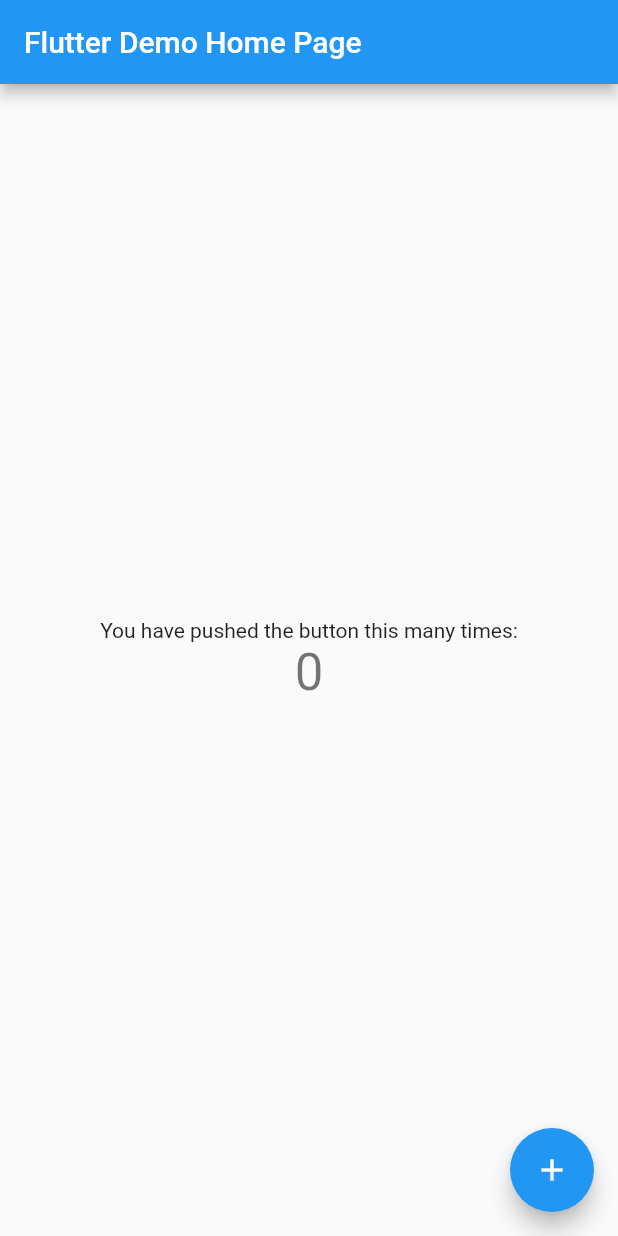
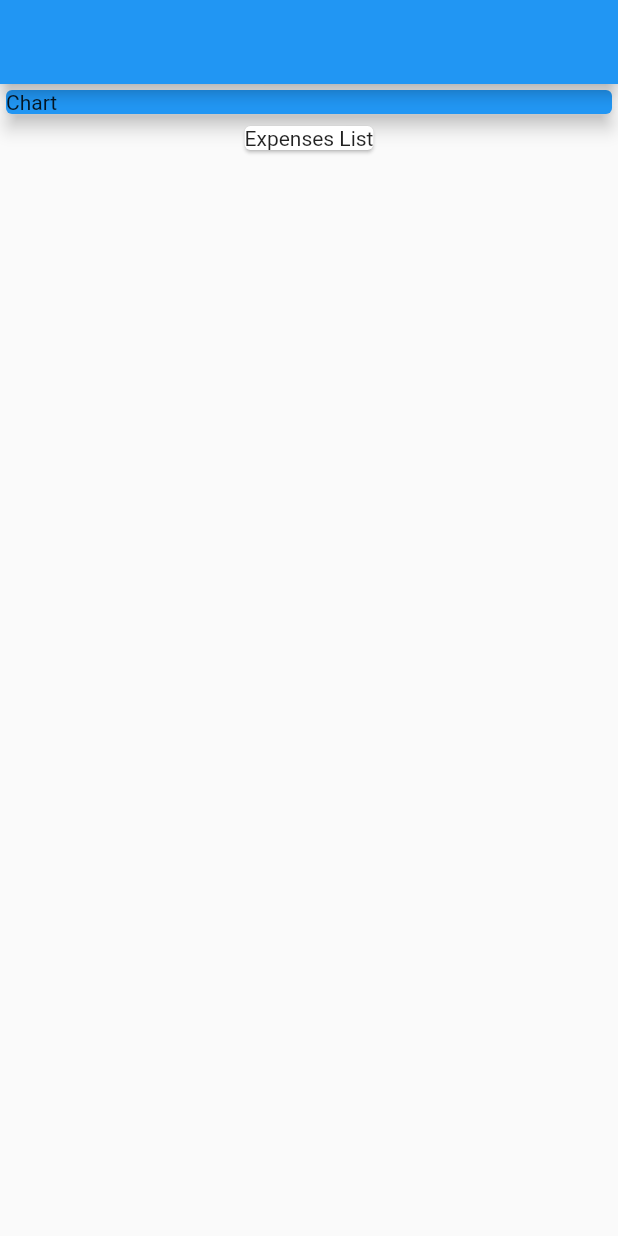
Before and after one commit to mpho-mbonani/expenses, a Flutter app: the screen it shows after launch, on a phone screen of 412 x 824 dp. Run offline on Flutter 3.47's test engine with Material 2 defaults, Android fonts, the phone set to English and light mode, and no system bars.

Commit message:
error free

```diff
--- a/lib/main.dart
+++ b/lib/main.dart
@@ -1,117 +1,41 @@
 import 'package:flutter/material.dart';
 
-void main() {
-  runApp(MyApp());
-}
+void main() => runApp(MyApp());
 
 class MyApp extends StatelessWidget {
-  // This widget is the root of your application.
   @override
   Widget build(BuildContext context) {
     return MaterialApp(
-      title: 'Flutter Demo',
-      theme: ThemeData(
-        // This is the theme of your application.
-        //
-        // Try running your application with "flutter run". You'll see the
-        // application has a blue toolbar. Then, without quitting the app, try
-        // changing the primarySwatch below to Colors.green and then invoke
-        // "hot reload" (press "r" in the console where you ran "flutter run",
-        // or simply save your changes to "hot reload" in a Flutter IDE).
-        // Notice that the counter didn't reset back to zero; the application
-        // is not restarted.
-        primarySwatch: Colors.blue,
-        // This makes the visual density adapt to the platform that you run
-        // the app on. For desktop platforms, the controls will be smaller and
-        // closer together (more dense) than on mobile platforms.
-        visualDensity: VisualDensity.adaptivePlatformDensity,
-      ),
-      home: MyHomePage(title: 'Flutter Demo Home Page'),
+      title: 'Expenses',
+      home: MyHomePage(),
+      // theme: ThemeData(
+      //   primarySwatch: Colors.white,
+      //   visualDensity: VisualDensity.adaptivePlatformDensity,
+      // ),
     );
   }
 }
 
-class MyHomePage extends StatefulWidget {
-  MyHomePage({Key key, this.title}) : super(key: key);
-
-  // This widget is the home page of your application. It is stateful, meaning
-  // that it has a State object (defined below) that contains fields that affect
-  // how it looks.
-
-  // This class is the configuration for the state. It holds the values (in this
-  // case the title) provided by the parent (in this case the App widget) and
-  // used by the build method of the State. Fields in a Widget subclass are
-  // always marked "final".
-
-  final String title;
-
-  @override
-  _MyHomePageState createState() => _MyHomePageState();
-}
-
-class _MyHomePageState extends State<MyHomePage> {
-  int _counter = 0;
-
-  void _incrementCounter() {
-    setState(() {
-      // This call to setState tells the Flutter framework that something has
-      // changed in this State, which causes it to rerun the build method below
-      // so that the display can reflect the updated values. If we changed
-      // _counter without calling setState(), then the build method would not be
-      // called again, and so nothing would appear to happen.
-      _counter++;
-    });
-  }
-
+class MyHomePage extends StatelessWidget {
   @override
   Widget build(BuildContext context) {
-    // This method is rerun every time setState is called, for instance as done
-    // by the _incrementCounter method above.
-    //
-    // The Flutter framework has been optimized to make rerunning build methods
-    // fast, so that you can just rebuild anything that needs updating rather
-    // than having to individually change instances of widgets.
     return Scaffold(
-      appBar: AppBar(
-        // Here we take the value from the MyHomePage object that was created by
-        // the App.build method, and use it to set our appbar title.
-        title: Text(widget.title),
+      appBar: AppBar(),
+      body: Column(
+        children: <Widget>[
+          Container(
+            width: double.infinity,
+            child: Card(
+              color: Colors.blue,
+              child: Text('Chart'),
+              elevation: 5,
+            ),
+          ),
+          Card(
+            child: Text('Expenses List'),
+          ),
+        ],
       ),
-      body: Center(
-        // Center is a layout widget. It takes a single child and positions it
-        // in the middle of the parent.
-        child: Column(
-          // Column is also a layout widget. It takes a list of children and
-          // arranges them vertically. By default, it sizes itself to fit its
-          // children horizontally, and tries to be as tall as its parent.
-          //
-          // Invoke "debug painting" (press "p" in the console, choose the
-          // "Toggle Debug Paint" action from the Flutter Inspector in Android
-          // Studio, or the "Toggle Debug Paint" command in Visual Studio Code)
-          // to see the wireframe for each widget.
-          //
-          // Column has various properties to control how it sizes itself and
-          // how it positions its children. Here we use mainAxisAlignment to
-          // center the children vertically; the main axis here is the vertical
-          // axis because Columns are vertical (the cross axis would be
-          // horizontal).
-          mainAxisAlignment: MainAxisAlignment.center,
-          children: <Widget>[
-            Text(
-              'You have pushed the button this many times:',
-            ),
-            Text(
-              '$_counter',
-              style: Theme.of(context).textTheme.headline4,
-            ),
-          ],
-        ),
-      ),
-      floatingActionButton: FloatingActionButton(
-        onPressed: _incrementCounter,
-        tooltip: 'Increment',
-        child: Icon(Icons.add),
-      ), // This trailing comma makes auto-formatting nicer for build methods.
     );
   }
 }
```
